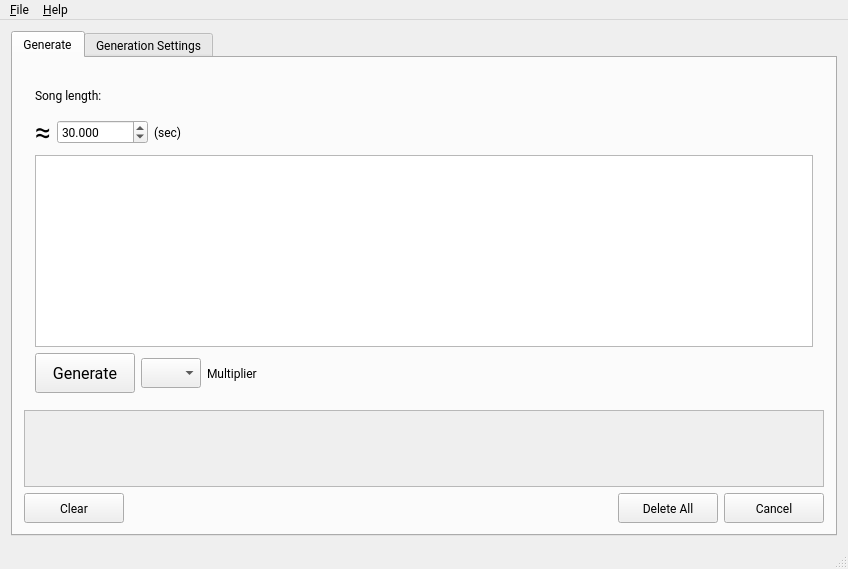
Before: the Qt Designer form Music_Generator/mainwindow.ui in Jared-Gross/Algorhythm, drawn with Qt 5.
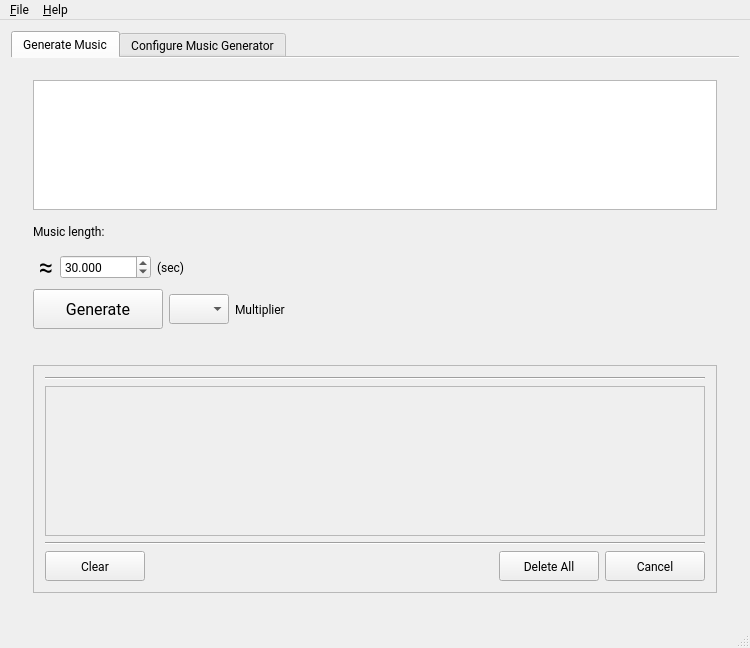
After: the same form once the commit is applied.

What changed in the file:
```diff
--- a/Music_Generator/mainwindow.ui
+++ b/Music_Generator/mainwindow.ui
@@ -6,8 +6,8 @@
    <rect>
     <x>0</x>
     <y>0</y>
-    <width>848</width>
-    <height>569</height>
+    <width>750</width>
+    <height>648</height>
    </rect>
   </property>
   <property name="sizePolicy">
@@ -50,14 +50,29 @@
     <item row="0" column="0">
      <widget class="QTabWidget" name="tabWidget">
       <property name="sizePolicy">
-       <sizepolicy hsizetype="Expanding" vsizetype="Expanding">
+       <sizepolicy hsizetype="Expanding" vsizetype="Minimum">
         <horstretch>0</horstretch>
         <verstretch>0</verstretch>
        </sizepolicy>
       </property>
+      <property name="tabPosition">
+       <enum>QTabWidget::North</enum>
+      </property>
+      <property name="tabShape">
+       <enum>QTabWidget::Rounded</enum>
+      </property>
       <property name="currentIndex">
        <number>0</number>
       </property>
+      <property name="documentMode">
+       <bool>true</bool>
+      </property>
+      <property name="movable">
+       <bool>true</bool>
+      </property>
+      <property name="tabBarAutoHide">
+       <bool>false</bool>
+      </property>
       <widget class="QWidget" name="tab_1">
        <property name="sizePolicy">
         <sizepolicy hsizetype="Expanding" vsizetype="Expanding">
@@ -72,37 +87,9 @@
         </size>
        </property>
        <attribute name="title">
-        <string>Generate</string>
+        <string>Generate Music</string>
        </attribute>
        <layout class="QGridLayout" name="gridLayout_8">
-        <item row="1" column="1">
-         <widget class="QScrollArea" name="scrollArea">
-          <property name="widgetResizable">
-           <bool>true</bool>
-          </property>
-          <widget class="QWidget" name="scrollAreaWidgetContents_2">
-           <property name="geometry">
-            <rect>
-             <x>0</x>
-             <y>0</y>
-             <width>806</width>
-             <height>69</height>
-            </rect>
-           </property>
-           <property name="sizePolicy">
-            <sizepolicy hsizetype="Preferred" vsizetype="Preferred">
-             <horstretch>0</horstretch>
-             <verstretch>200</verstretch>
-            </sizepolicy>
-           </property>
-           <layout class="QGridLayout" name="gridLayout">
-            <item row="0" column="0">
-             <layout class="QGridLayout" name="gridMusicProgress"/>
-            </item>
-           </layout>
-          </widget>
-         </widget>
-        </item>
         <item row="0" column="1">
          <widget class="QWidget" name="widget" native="true">
           <property name="sizePolicy">
@@ -111,18 +98,37 @@
             <verstretch>0</verstretch>
            </sizepolicy>
           </property>
+          <property name="layoutDirection">
+           <enum>Qt::LeftToRight</enum>
+          </property>
           <property name="autoFillBackground">
            <bool>false</bool>
           </property>
-          <layout class="QVBoxLayout" name="verticalLayout_2" stretch="0,0">
+          <layout class="QVBoxLayout" name="verticalLayout_2" stretch="0">
            <item>
-            <layout class="QVBoxLayout" name="verticalLayout_3">
+            <layout class="QVBoxLayout" name="verticalLayout_3" stretch="0,0,0">
              <property name="sizeConstraint">
               <enum>QLayout::SetMaximumSize</enum>
              </property>
              <item>
-              <layout class="QGridLayout" name="gridLayout_3" rowstretch="0,0" rowminimumheight="0,0" columnminimumwidth="0,0,0">
-               <item row="0" column="0">
+              <widget class="QTextEdit" name="alphabetText">
+               <property name="sizePolicy">
+                <sizepolicy hsizetype="Expanding" vsizetype="Maximum">
+                 <horstretch>0</horstretch>
+                 <verstretch>0</verstretch>
+                </sizepolicy>
+               </property>
+               <property name="maximumSize">
+                <size>
+                 <width>16777215</width>
+                 <height>130</height>
+                </size>
+               </property>
+              </widget>
+             </item>
+             <item>
+              <layout class="QFormLayout" name="formLayout">
+               <item row="1" column="0">
                 <widget class="QLabel" name="label_3">
                  <property name="sizePolicy">
                   <sizepolicy hsizetype="Minimum" vsizetype="Minimum">
@@ -137,21 +143,23 @@
                   </size>
                  </property>
                  <property name="text">
-                  <string>Song length:</string>
+                  <string>Music length:</string>
                  </property>
                 </widget>
                </item>
-               <item row="1" column="0">
-                <layout class="QHBoxLayout" name="horizontalLayout_4">
+               <item row="2" column="0">
+                <layout class="QHBoxLayout" name="horizontalLayout_4" stretch="0,0,0">
                  <item>
                   <widget class="QLabel" name="label_8">
                    <property name="font">
                     <font>
-                     <pointsize>21</pointsize>
+                     <pointsize>19</pointsize>
+                     <weight>50</weight>
+                     <bold>false</bold>
                     </font>
                    </property>
                    <property name="text">
-                    <string>≈</string>
+                    <string> ≈</string>
                    </property>
                   </widget>
                  </item>
@@ -180,40 +188,16 @@
                    </property>
                   </widget>
                  </item>
-                </layout>
-               </item>
-               <item row="1" column="1">
+                 <item>
                 <widget class="QLabel" name="label_7">
                  <property name="text">
                   <string>(sec)</string>
                  </property>
                 </widget>
                </item>
-               <item row="1" column="2">
-                <spacer name="horizontalSpacer_3">
-                 <property name="orientation">
-                  <enum>Qt::Horizontal</enum>
-                 </property>
-                 <property name="sizeHint" stdset="0">
-                  <size>
-                   <width>40</width>
-                   <height>20</height>
-                  </size>
-                 </property>
-                </spacer>
-               </item>
-              </layout>
-             </item>
-             <item>
-              <layout class="QVBoxLayout" name="verticalLayout_4">
-               <item>
-                <widget class="QTextEdit" name="alphabetText"/>
-               </item>
-              </layout>
-             </item>
-            </layout>
-           </item>
-           <item>
+                </layout>
+               </item>
+               <item row="3" column="0">
             <layout class="QHBoxLayout" name="horizontalLayout">
              <item>
               <widget class="QPushButton" name="btnGenerate_2">
@@ -225,7 +209,7 @@
                </property>
                <property name="minimumSize">
                 <size>
-                 <width>100</width>
+                     <width>130</width>
                  <height>40</height>
                 </size>
                </property>
@@ -280,26 +264,90 @@
                </property>
               </widget>
              </item>
+                </layout>
+               </item>
+              </layout>
+             </item>
              <item>
-              <spacer name="horizontalSpacer">
-               <property name="orientation">
-                <enum>Qt::Horizontal</enum>
+              <widget class="QFrame" name="generatedMusicLayout_2">
+               <property name="sizePolicy">
+                <sizepolicy hsizetype="Expanding" vsizetype="Maximum">
+                 <horstretch>0</horstretch>
+                 <verstretch>0</verstretch>
+                </sizepolicy>
                </property>
-               <property name="sizeHint" stdset="0">
+               <property name="minimumSize">
                 <size>
-                 <width>40</width>
-                 <height>20</height>
+                 <width>0</width>
+                 <height>200</height>
                 </size>
                </property>
-              </spacer>
-             </item>
-            </layout>
-           </item>
-          </layout>
-         </widget>
-        </item>
-        <item row="2" column="1">
-         <layout class="QHBoxLayout" name="horizontalLayout_2">
+               <property name="frameShape">
+                <enum>QFrame::StyledPanel</enum>
+               </property>
+               <property name="frameShadow">
+                <enum>QFrame::Raised</enum>
+               </property>
+               <layout class="QGridLayout" name="gridLayout_4">
+                <item row="2" column="0">
+                 <widget class="QScrollArea" name="scrollArea">
+                  <property name="sizePolicy">
+                   <sizepolicy hsizetype="Expanding" vsizetype="Maximum">
+                    <horstretch>0</horstretch>
+                    <verstretch>0</verstretch>
+                   </sizepolicy>
+                  </property>
+                  <property name="minimumSize">
+                   <size>
+                    <width>0</width>
+                    <height>150</height>
+                   </size>
+                  </property>
+                  <property name="widgetResizable">
+                   <bool>true</bool>
+                  </property>
+                  <widget class="QWidget" name="scrollAreaWidgetContents_2">
+                   <property name="geometry">
+                    <rect>
+                     <x>0</x>
+                     <y>0</y>
+                     <width>672</width>
+                     <height>148</height>
+                    </rect>
+                   </property>
+                   <property name="sizePolicy">
+                    <sizepolicy hsizetype="Preferred" vsizetype="Preferred">
+                     <horstretch>0</horstretch>
+                     <verstretch>200</verstretch>
+                    </sizepolicy>
+                   </property>
+                   <layout class="QGridLayout" name="gridLayout">
+                    <item row="0" column="0">
+                     <layout class="QGridLayout" name="gridMusicProgress"/>
+                    </item>
+                   </layout>
+                  </widget>
+                 </widget>
+                </item>
+                <item row="3" column="0">
+                 <widget class="Line" name="line_2">
+                  <property name="orientation">
+                   <enum>Qt::Horizontal</enum>
+                  </property>
+                 </widget>
+                </item>
+                <item row="1" column="0">
+                 <widget class="Line" name="line">
+                  <property name="orientation">
+                   <enum>Qt::Horizontal</enum>
+                  </property>
+                 </widget>
+                </item>
+                <item row="4" column="0">
+                 <layout class="QHBoxLayout" name="horizontalLayout_2" stretch="0,0,0,0">
+                  <property name="sizeConstraint">
+                   <enum>QLayout::SetMinimumSize</enum>
+                  </property>
           <item>
            <widget class="QPushButton" name="btnClear">
             <property name="sizePolicy">
@@ -365,6 +413,14 @@
         </item>
        </layout>
       </widget>
+             </item>
+            </layout>
+           </item>
+          </layout>
+         </widget>
+        </item>
+       </layout>
+      </widget>
       <widget class="QWidget" name="tab_2">
        <property name="sizePolicy">
         <sizepolicy hsizetype="Expanding" vsizetype="Expanding">
@@ -379,7 +435,7 @@
         </size>
        </property>
        <attribute name="title">
-        <string>Generation Settings</string>
+        <string>Configure Music Generator</string>
        </attribute>
        <layout class="QGridLayout" name="gridLayout_9" rowstretch="0,2" columnstretch="1,3">
         <item row="1" column="1">
@@ -513,7 +569,7 @@
     <rect>
      <x>0</x>
      <y>0</y>
-     <width>848</width>
+     <width>750</width>
      <height>25</height>
     </rect>
    </property>
```
Left out of the diff: 10 changed lines with no effect on the pictures. Lines whose indentation alone changed are shown as unchanged.
